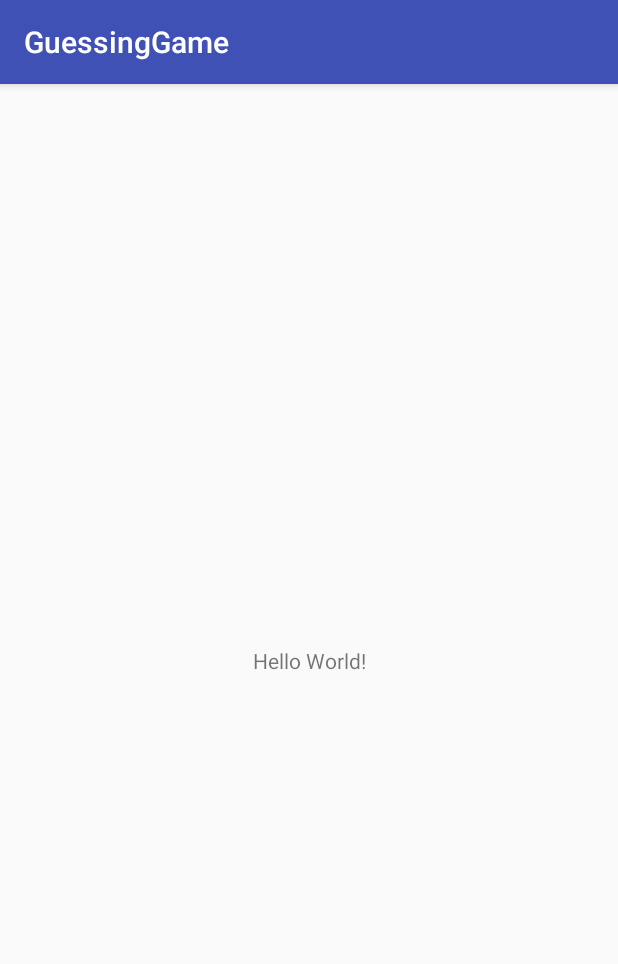
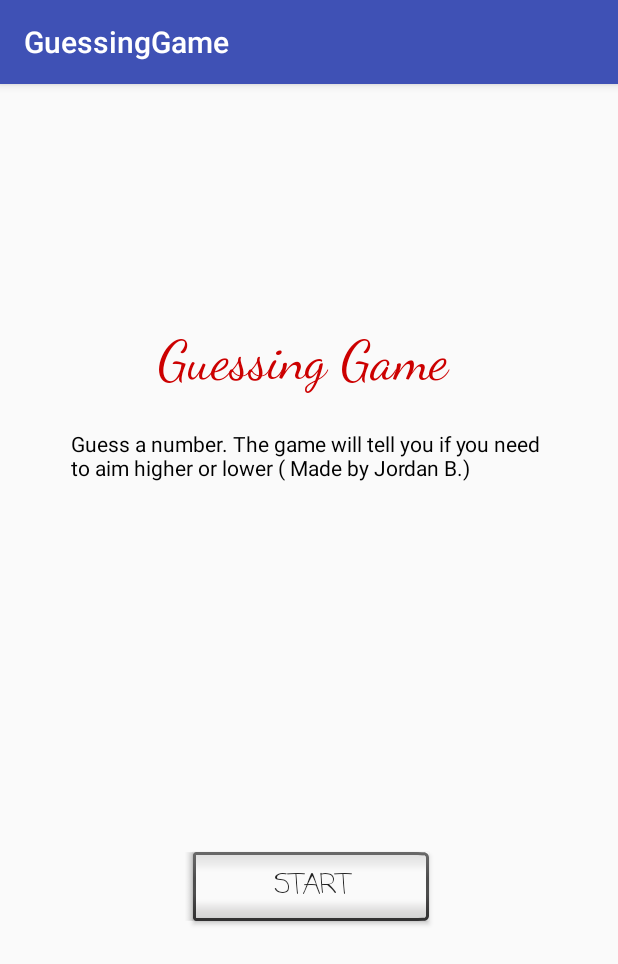
Before and after one commit to JordanRBurke/AndroidGuessingGame, an Android app: the screen it shows after launch (MainActivity), on a phone screen of 412 x 824 dp. Shown: the top 964 px of the screen. Run offline under Robolectric (Android 15) with nearby library versions, the phone set to English and light mode, and no system bars.

Commit message:
Edited mainActivity text and made new activity for guesses

```diff
--- a/app/build.gradle
+++ b/app/build.gradle
@@ -22,7 +22,7 @@ dependencies {
     implementation fileTree(dir: 'libs', include: ['*.jar'])
     implementation 'com.android.support:appcompat-v7:26.1.0'
     implementation 'com.android.support.constraint:constraint-layout:1.0.2'
+    implementation 'com.android.support:design:26.1.0'
     testImplementation 'junit:junit:4.12'
-    androidTestImplementation 'com.android.support.test:runner:1.0.1'
-    androidTestImplementation 'com.android.support.test.espresso:espresso-core:3.0.1'
+
 }
--- a/app/src/main/AndroidManifest.xml
+++ b/app/src/main/AndroidManifest.xml
@@ -16,6 +16,10 @@
                 <category android:name="android.intent.category.LAUNCHER" />
             </intent-filter>
         </activity>
+        <activity
+            android:name=".GuessPageActivity"
+            android:label="@string/title_activity_guess_page"
+            android:theme="@style/AppTheme.NoActionBar"></activity>
     </application>
 
 </manifest>
--- a/app/src/main/java/com/jordanburke/guessinggame/MainActivity.java
+++ b/app/src/main/java/com/jordanburke/guessinggame/MainActivity.java
@@ -9,5 +9,7 @@ public class MainActivity extends AppCompatActivity {
     protected void onCreate(Bundle savedInstanceState) {
         super.onCreate(savedInstanceState);
         setContentView(R.layout.activity_main);
+
+
     }
 }
--- a/app/src/main/res/layout/activity_main.xml
+++ b/app/src/main/res/layout/activity_main.xml
@@ -7,12 +7,48 @@
     tools:context="com.jordanburke.guessinggame.MainActivity">
 
     <TextView
-        android:layout_width="wrap_content"
-        android:layout_height="wrap_content"
-        android:text="Hello World!"
+        android:id="@+id/title_view"
+        android:layout_width="202dp"
+        android:layout_height="59dp"
+        android:fontFamily="cursive"
+        android:text="Guessing Game"
+        android:textColor="@android:color/holo_red_dark"
+        android:textSize="36sp"
         app:layout_constraintBottom_toBottomOf="parent"
         app:layout_constraintLeft_toLeftOf="parent"
         app:layout_constraintRight_toRightOf="parent"
-        app:layout_constraintTop_toTopOf="parent" />
+        app:layout_constraintTop_toTopOf="parent"
+        app:layout_constraintVertical_bias="0.23000002" />
+
+    <Button
+        android:id="@+id/start_button"
+        style="@android:style/Widget.Material.Button.Inset"
+        android:layout_width="165dp"
+        android:layout_height="58dp"
+        android:layout_marginBottom="8dp"
+        android:layout_marginEnd="8dp"
+        android:layout_marginStart="8dp"
+        android:layout_marginTop="8dp"
+        android:fontFamily="casual"
+        android:text="@string/start"
+        android:textSize="18sp"
+        app:layout_constraintBottom_toBottomOf="parent"
+        app:layout_constraintEnd_toEndOf="parent"
+        app:layout_constraintStart_toStartOf="parent"
+        app:layout_constraintTop_toBottomOf="@+id/textView2" />
+
+    <TextView
+        android:id="@+id/textView2"
+        android:layout_width="317dp"
+        android:layout_height="75dp"
+        android:layout_marginEnd="8dp"
+        android:layout_marginStart="8dp"
+        android:layout_marginTop="8dp"
+        android:text="Guess a number. The game will tell you if you need to aim higher or lower ( Made by Jordan B.)"
+        android:textColor="@android:color/background_dark"
+        android:textSize="14sp"
+        app:layout_constraintEnd_toEndOf="parent"
+        app:layout_constraintStart_toStartOf="parent"
+        app:layout_constraintTop_toBottomOf="@+id/title_view" />
 
 </android.support.constraint.ConstraintLayout>
--- /dev/null
+++ b/app/src/main/res/values/dimens.xml
@@ -0,0 +1,3 @@
+<resources>
+    <dimen name="fab_margin">16dp</dimen>
+</resources>
--- a/app/src/main/res/values/strings.xml
+++ b/app/src/main/res/values/strings.xml
@@ -1,3 +1,5 @@
 <resources>
     <string name="app_name">GuessingGame</string>
+    <string name="start">Start</string>
+    <string name="title_activity_guess_page">GuessPageActivity</string>
 </resources>
--- a/app/src/main/res/values/styles.xml
+++ b/app/src/main/res/values/styles.xml
@@ -8,4 +8,13 @@
         <item name="colorAccent">@color/colorAccent</item>
     </style>
 
+    <style name="AppTheme.NoActionBar">
+        <item name="windowActionBar">false</item>
+        <item name="windowNoTitle">true</item>
+    </style>
+
+    <style name="AppTheme.AppBarOverlay" parent="ThemeOverlay.AppCompat.Dark.ActionBar" />
+
+    <style name="AppTheme.PopupOverlay" parent="ThemeOverlay.AppCompat.Light" />
+
 </resources>
```
Also changed, not shown: app/src/main/java/com/jordanburke/guessinggame/GuessPageActivity.java (added, +29 -0 lines), app/src/main/res/layout/activity_guess_page.xml (added, +28 -0 lines), app/src/main/res/layout/content_guess_page.xml (added, +11 -0 lines), 1 other file.
